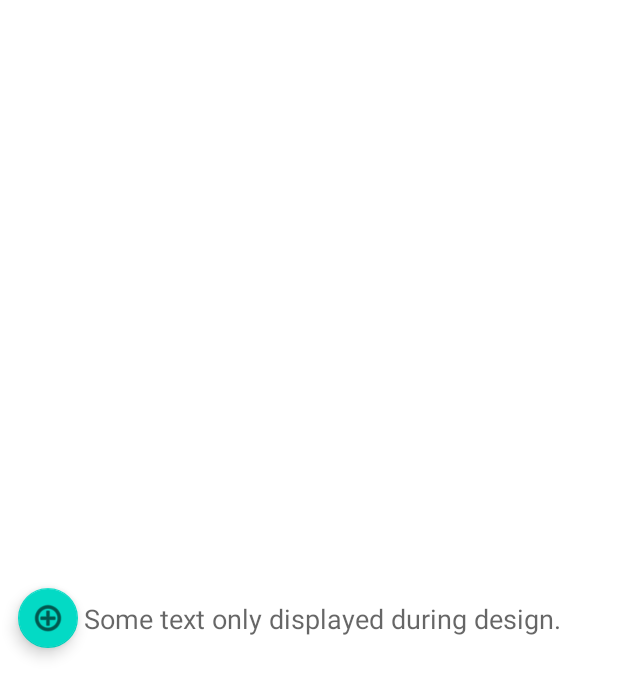
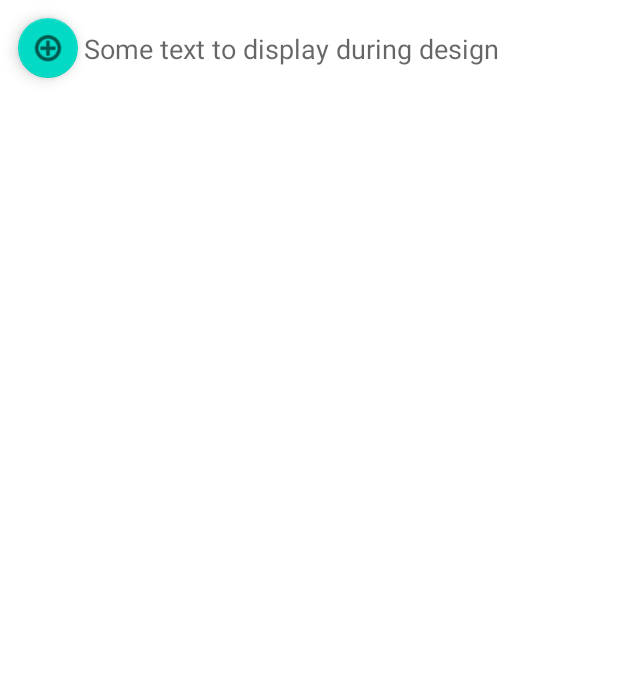
Before and after one commit to jakewarrenblack/Android-Cocktail-Search, an Android app: the layout list_item.xml on its own in the app's theme, with its tools: preview values and no code run, on a phone screen of 412 x 824 dp. Shown: the top 697 px of the screen. Run offline under Robolectric (Android 15) with nearby library versions, the light colour scheme and no system bars.

```diff
--- a/app/src/main/res/layout/list_item.xml
+++ b/app/src/main/res/layout/list_item.xml
@@ -3,30 +3,32 @@
     xmlns:app="http://schemas.android.com/apk/res-auto"
     xmlns:tools="http://schemas.android.com/tools"
     android:layout_width="match_parent"
-    android:layout_height="match_parent">
+    android:layout_height="wrap_content">
 
     <com.google.android.material.floatingactionbutton.FloatingActionButton
         android:id="@+id/floatingActionButton"
         android:layout_width="72dp"
         android:layout_height="wrap_content"
         android:layout_margin="8dp"
+        android:clickable="true"
+        android:focusable="true"
         app:fabSize="mini"
         app:layout_constraintBottom_toBottomOf="parent"
+        app:layout_constraintStart_toStartOf="parent"
         app:layout_constraintTop_toTopOf="parent"
-        app:layout_constraintStart_toStartOf="parent"
-        android:clickable="true"
-        app:srcCompat="@android:drawable/ic_menu_add"
-        android:focusable="true" />
+        app:srcCompat="@android:drawable/ic_menu_add" />
 
     <TextView
-        android:id="@+id/textView"
+        android:id="@+id/cocktailText"
         android:layout_width="0dp"
         android:layout_height="wrap_content"
-        app:layout_constraintTop_toTopOf="parent"
-        app:layout_constraintBottom_toBottomOf="parent"
         android:ellipsize="end"
         android:maxLines="2"
         android:textAppearance="@style/TextAppearance.AppCompat.Medium"
-        tools:text="Some text only displayed during design."
-        app:layout_constraintStart_toEndOf="@+id/floatingActionButton" />
+        app:layout_constraintBottom_toBottomOf="parent"
+        app:layout_constraintEnd_toEndOf="parent"
+        app:layout_constraintStart_toEndOf="@+id/floatingActionButton"
+        app:layout_constraintTop_toTopOf="parent"
+        tools:text="Some text to display during design" />
+
 </androidx.constraintlayout.widget.ConstraintLayout>
```
Also changed, not shown: app/src/main/java/com/example/ca1/CocktailsListAdapter.kt (added, +32 -0 lines), app/src/main/java/com/example/ca1/MainFragment.kt (+12 -2 lines), app/src/main/java/com/example/ca1/MainViewModel.kt (+9 -1 lines), app/src/main/java/com/example/ca1/data/CocktailEntity.kt (added, +15 -0 lines), app/src/main/java/com/example/ca1/data/SampleDataProvider.kt (added, +26 -0 lines), app/src/main/res/layout/activity_main.xml (+4 -3 lines), app/src/main/res/layout/main_fragment.xml (+6 -5 lines).
